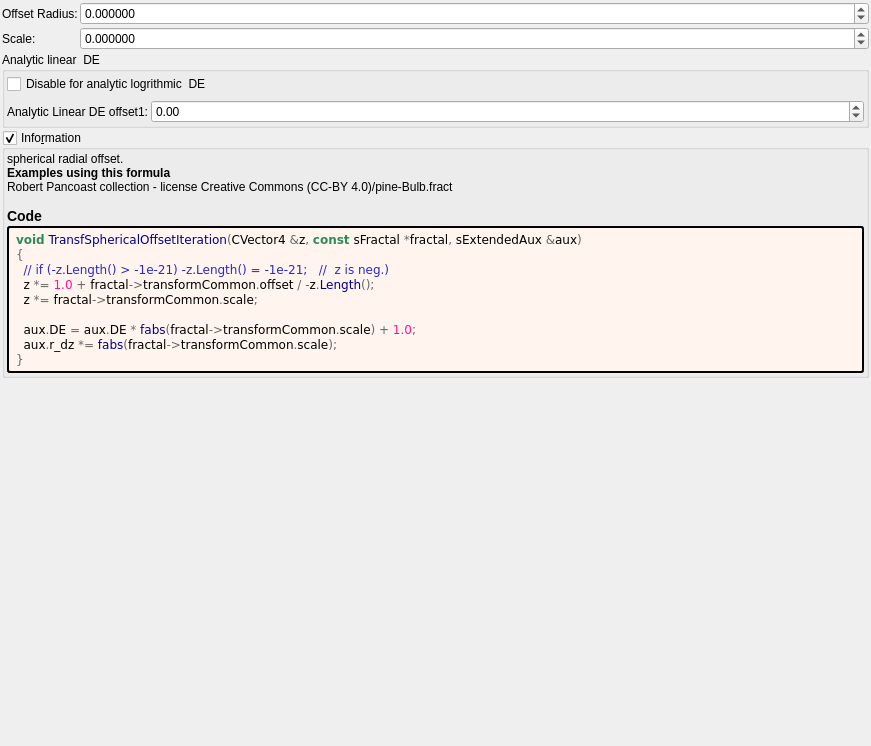
Before: the Qt Designer form mandelbulber2/formula/ui/transf_spherical_offset.ui in buddhi1980/mandelbulber2, drawn with Qt 5.
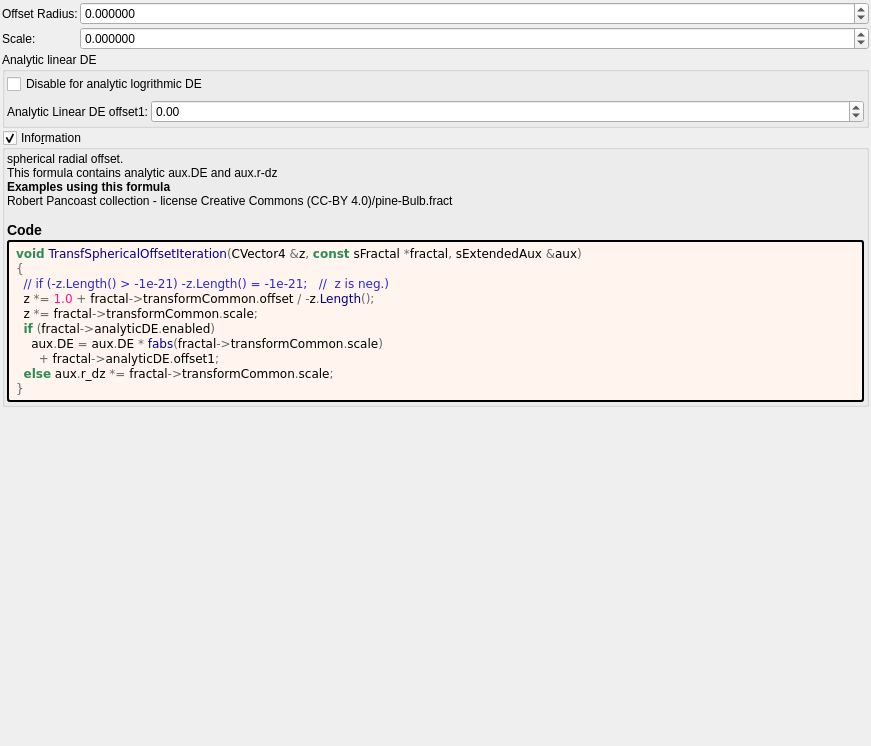
After: the same form once the commit is applied. Custom widgets are drawn as their Qt base class.

```diff
--- a/mandelbulber2/formula/ui/transf_spherical_offset.ui
+++ b/mandelbulber2/formula/ui/transf_spherical_offset.ui
@@ -109,7 +109,7 @@
    <item>
     <widget class="QGroupBox" name="groupBox_4">
      <property name="title">
-      <string>Analytic linear  DE</string>
+      <string>Analytic linear DE</string>
      </property>
      <layout class="QVBoxLayout" name="verticalLayout_8">
       <property name="leftMargin">
@@ -127,7 +127,7 @@
       <item>
        <widget class="QCheckBox" name="checkBox_analyticDE_enabled">
         <property name="text">
-         <string>Disable for analytic logrithmic  DE</string>
+         <string>Disable for analytic logrithmic DE</string>
         </property>
        </widget>
       </item>
@@ -206,7 +206,7 @@
       <item>
        <widget class="QLabel" name="label_information_general">
         <property name="text">
-         <string notr="true">&lt;p&gt;spherical radial offset.&lt;/p&gt;&lt;table&gt;
+         <string notr="true">&lt;p&gt;spherical radial offset.&lt;br&gt;This formula contains analytic aux.DE and aux.r-dz&lt;/p&gt;&lt;table&gt;
 &lt;/table&gt;
 &lt;br&gt;&lt;b&gt;Examples using this formula&lt;/b&gt;&lt;br&gt;Robert Pancoast collection - license Creative Commons (CC-BY 4.0)/pine-Bulb.fract&lt;h3&gt;Code&lt;/h3&gt;</string>
         </property>
@@ -233,9 +233,10 @@
   &lt;span style=&quot;color:#2929cc&quot;&gt;// if (-z.Length() &amp;gt; -1e-21) -z.Length() = -1e-21;   //  z is neg.)&lt;/span&gt;
   z &lt;span style=&quot;color:#676767&quot;&gt;*=&lt;/span&gt; &lt;span style=&quot;color:#ff1493&quot;&gt;1.0&lt;/span&gt; &lt;span style=&quot;color:#676767&quot;&gt;+&lt;/span&gt; fractal&lt;span style=&quot;color:#676767&quot;&gt;-&amp;gt;&lt;/span&gt;transformCommon&lt;span style=&quot;color:#676767&quot;&gt;.&lt;/span&gt;offset &lt;span style=&quot;color:#676767&quot;&gt;/ -&lt;/span&gt;z&lt;span style=&quot;color:#676767&quot;&gt;.&lt;/span&gt;&lt;span style=&quot;color:#00008f&quot;&gt;Length&lt;/span&gt;&lt;span style=&quot;color:#676767&quot;&gt;();&lt;/span&gt;
   z &lt;span style=&quot;color:#676767&quot;&gt;*=&lt;/span&gt; fractal&lt;span style=&quot;color:#676767&quot;&gt;-&amp;gt;&lt;/span&gt;transformCommon&lt;span style=&quot;color:#676767&quot;&gt;.&lt;/span&gt;scale&lt;span style=&quot;color:#676767&quot;&gt;;&lt;/span&gt;
-
-  aux&lt;span style=&quot;color:#676767&quot;&gt;.&lt;/span&gt;DE &lt;span style=&quot;color:#676767&quot;&gt;=&lt;/span&gt; aux&lt;span style=&quot;color:#676767&quot;&gt;.&lt;/span&gt;DE &lt;span style=&quot;color:#676767&quot;&gt;*&lt;/span&gt; &lt;span style=&quot;color:#00008f&quot;&gt;fabs&lt;/span&gt;&lt;span style=&quot;color:#676767&quot;&gt;(&lt;/span&gt;fractal&lt;span style=&quot;color:#676767&quot;&gt;-&amp;gt;&lt;/span&gt;transformCommon&lt;span style=&quot;color:#676767&quot;&gt;.&lt;/span&gt;scale&lt;span style=&quot;color:#676767&quot;&gt;) +&lt;/span&gt; &lt;span style=&quot;color:#ff1493&quot;&gt;1.0&lt;/span&gt;&lt;span style=&quot;color:#676767&quot;&gt;;&lt;/span&gt;
-  aux&lt;span style=&quot;color:#676767&quot;&gt;.&lt;/span&gt;r_dz &lt;span style=&quot;color:#676767&quot;&gt;*=&lt;/span&gt; &lt;span style=&quot;color:#00008f&quot;&gt;fabs&lt;/span&gt;&lt;span style=&quot;color:#676767&quot;&gt;(&lt;/span&gt;fractal&lt;span style=&quot;color:#676767&quot;&gt;-&amp;gt;&lt;/span&gt;transformCommon&lt;span style=&quot;color:#676767&quot;&gt;.&lt;/span&gt;scale&lt;span style=&quot;color:#676767&quot;&gt;);&lt;/span&gt;
+  &lt;span style=&quot;color:#2e8b57; font-weight:bold&quot;&gt;if&lt;/span&gt; &lt;span style=&quot;color:#676767&quot;&gt;(&lt;/span&gt;fractal&lt;span style=&quot;color:#676767&quot;&gt;-&amp;gt;&lt;/span&gt;analyticDE&lt;span style=&quot;color:#676767&quot;&gt;.&lt;/span&gt;enabled&lt;span style=&quot;color:#676767&quot;&gt;)&lt;/span&gt;
+    aux&lt;span style=&quot;color:#676767&quot;&gt;.&lt;/span&gt;DE &lt;span style=&quot;color:#676767&quot;&gt;=&lt;/span&gt; aux&lt;span style=&quot;color:#676767&quot;&gt;.&lt;/span&gt;DE &lt;span style=&quot;color:#676767&quot;&gt;*&lt;/span&gt; &lt;span style=&quot;color:#00008f&quot;&gt;fabs&lt;/span&gt;&lt;span style=&quot;color:#676767&quot;&gt;(&lt;/span&gt;fractal&lt;span style=&quot;color:#676767&quot;&gt;-&amp;gt;&lt;/span&gt;transformCommon&lt;span style=&quot;color:#676767&quot;&gt;.&lt;/span&gt;scale&lt;span style=&quot;color:#676767&quot;&gt;)&lt;/span&gt;
+      &lt;span style=&quot;color:#676767&quot;&gt;+&lt;/span&gt; fractal&lt;span style=&quot;color:#676767&quot;&gt;-&amp;gt;&lt;/span&gt;analyticDE&lt;span style=&quot;color:#676767&quot;&gt;.&lt;/span&gt;offset1&lt;span style=&quot;color:#676767&quot;&gt;;&lt;/span&gt;
+  &lt;span style=&quot;color:#2e8b57; font-weight:bold&quot;&gt;else&lt;/span&gt; aux&lt;span style=&quot;color:#676767&quot;&gt;.&lt;/span&gt;r_dz &lt;span style=&quot;color:#676767&quot;&gt;*=&lt;/span&gt; fractal&lt;span style=&quot;color:#676767&quot;&gt;-&amp;gt;&lt;/span&gt;transformCommon&lt;span style=&quot;color:#676767&quot;&gt;.&lt;/span&gt;scale&lt;span style=&quot;color:#676767&quot;&gt;;&lt;/span&gt;
 &lt;span style=&quot;color:#676767&quot;&gt;}&lt;/span&gt;
 &lt;/pre&gt;
 &lt;/body&gt;</string>
```
Left out of the diff: 2 changed lines with no effect on the pictures.
